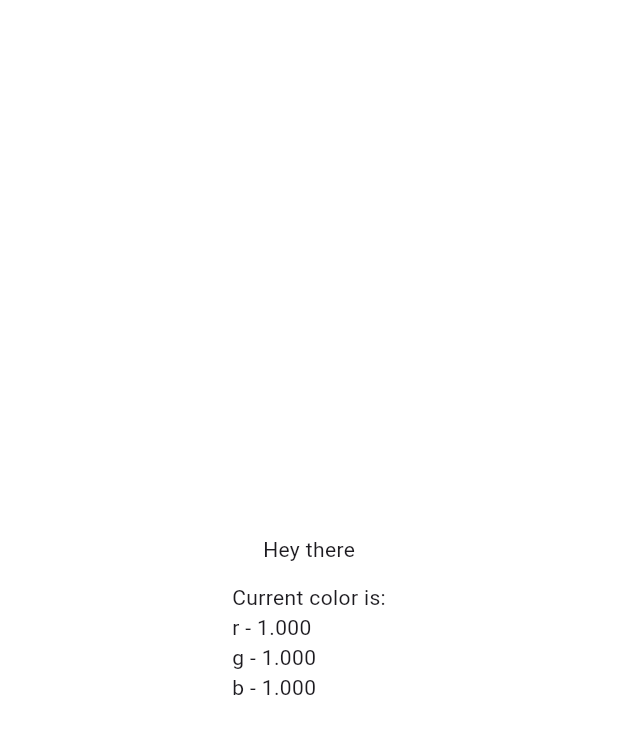
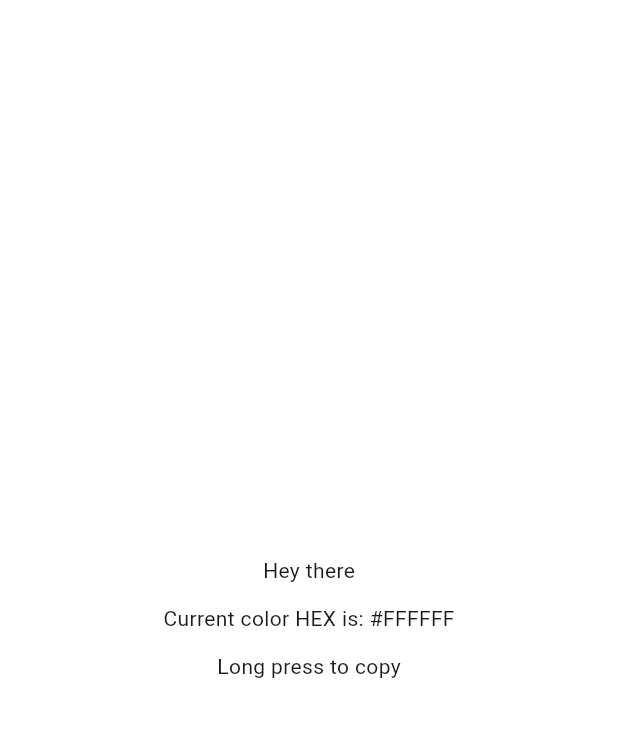
Before and after one commit to hnatiukk/test_task_solid, a Flutter app: the screen it shows after launch, on a phone screen of 412 x 824 dp. Shown: the top 734 px of the screen. Run offline on Flutter 3.47's test engine with Material 3 defaults, Android fonts, the light colour scheme and no system bars; our stand-ins replace flutter_bloc.

Commit message:
Add "long press to copy hex" feature

```diff
--- /dev/null
+++ b/lib/core/utils.dart
@@ -0,0 +1,19 @@
+import 'package:flutter/material.dart';
+
+/// Util class for working with [SnackBar]
+class SnackBarUtil {
+  /// Shows floating [SnackBar] for 2 seconds
+  ///
+  /// [context] - current [BuildContext]
+  /// [message] - message to show
+  static void showMessage(BuildContext context, String message) {
+    ScaffoldMessenger.of(context).clearSnackBars();
+    ScaffoldMessenger.of(context).showSnackBar(
+      SnackBar(
+        content: Text(message),
+        behavior: SnackBarBehavior.floating,
+        duration: const Duration(seconds: 2),
+      ),
+    );
+  }
+}
--- a/lib/features/random_background_color/bloc/background_color_state.dart
+++ b/lib/features/random_background_color/bloc/background_color_state.dart
@@ -1,18 +1,23 @@
-import 'dart:ui' show Color;
+import 'package:flutter/material.dart';
 
 /// State of background color bloc
 class BackgroundColorState {
   /// Stores current background color
   final Color color;
 
-  /// Returns red channel value as [String]
-  String get r => color.r.toStringAsFixed(3);
+  /// Returns HEX value as [String]
+  String get hex {
+    final r = _channelValueToString(color.r);
+    final g = _channelValueToString(color.g);
+    final b = _channelValueToString(color.b);
+    return '#${r.toUpperCase()}${g.toUpperCase()}${b.toUpperCase()}';
+  }
 
-  /// Returns green channel value as [String]
-  String get g => color.g.toStringAsFixed(3);
-
-  /// Returns blue channel value as [String]
-  String get b => color.b.toStringAsFixed(3);
+  /// Recreates the logic of deprecated [Color] getters
+  /// (red, green, blue) but returns result as a [String]
+  String _channelValueToString(double value) {
+    return ((value * 255.0).round() & 0xff).toRadixString(16).padLeft(2, '0');
+  }
 
   /// Creates new state value
   ///
--- a/lib/features/random_background_color/view/random_background_color_screen.dart
+++ b/lib/features/random_background_color/view/random_background_color_screen.dart
@@ -1,5 +1,7 @@
 import 'package:flutter/material.dart';
+import 'package:flutter/services.dart';
 import 'package:flutter_bloc/flutter_bloc.dart';
+import 'package:test_task_solid/core/utils.dart';
 import 'package:test_task_solid/features/random_background_color/bloc/background_color_bloc.dart';
 import 'package:test_task_solid/features/random_background_color/bloc/background_color_event.dart';
 import 'package:test_task_solid/features/random_background_color/bloc/background_color_state.dart';
@@ -14,10 +16,13 @@ class RandomBackgroundColorScreen extends StatelessWidget {
   @override
   Widget build(BuildContext context) {
     return Scaffold(
-      body: BlocBuilder<BackgroundColorBloc, BackgroundColorState>(
+      body: SafeArea(
+        child: BlocBuilder<BackgroundColorBloc, BackgroundColorState>(
           builder: (context, state) {
             return GestureDetector(
               onTap: () => _setRandomBackgroundColor(context),
+              onLongPress: () =>
+                  _copyBackgroundColorHexToClipboard(context, state.hex),
               child: AnimatedContainer(
                 duration: const Duration(milliseconds: 200),
                 color: state.color,
@@ -26,10 +31,18 @@ class RandomBackgroundColorScreen extends StatelessWidget {
             );
           },
         ),
+      ),
     );
   }
 
+  /// Set random background color callback
   void _setRandomBackgroundColor(BuildContext context) {
     context.read<BackgroundColorBloc>().add(SetRandomBackgroundColor());
   }
+
+  /// Copy hex to clipboard callback
+  void _copyBackgroundColorHexToClipboard(BuildContext context, String hex) {
+    Clipboard.setData(ClipboardData(text: hex));
+    SnackBarUtil.showMessage(context, 'Hex copied');
   }
+}
--- a/lib/features/random_background_color/widgets/text_block.dart
+++ b/lib/features/random_background_color/widgets/text_block.dart
@@ -26,17 +26,10 @@ class TextBlock extends StatelessWidget {
           const Text('Hey there'),
           BlocBuilder<BackgroundColorBloc, BackgroundColorState>(
             builder: (context, state) {
-              return Text(
-                'Current color is:'
-                '\n'
-                'r - ${state.r}'
-                '\n'
-                'g - ${state.g}'
-                '\n'
-                'b - ${state.b}',
-              );
+              return Text('Current color HEX is: ${state.hex}');
             },
           ),
+          const Text('Long press to copy'),
         ],
       ),
     );
```
Lines whose indentation alone changed are shown as unchanged.
